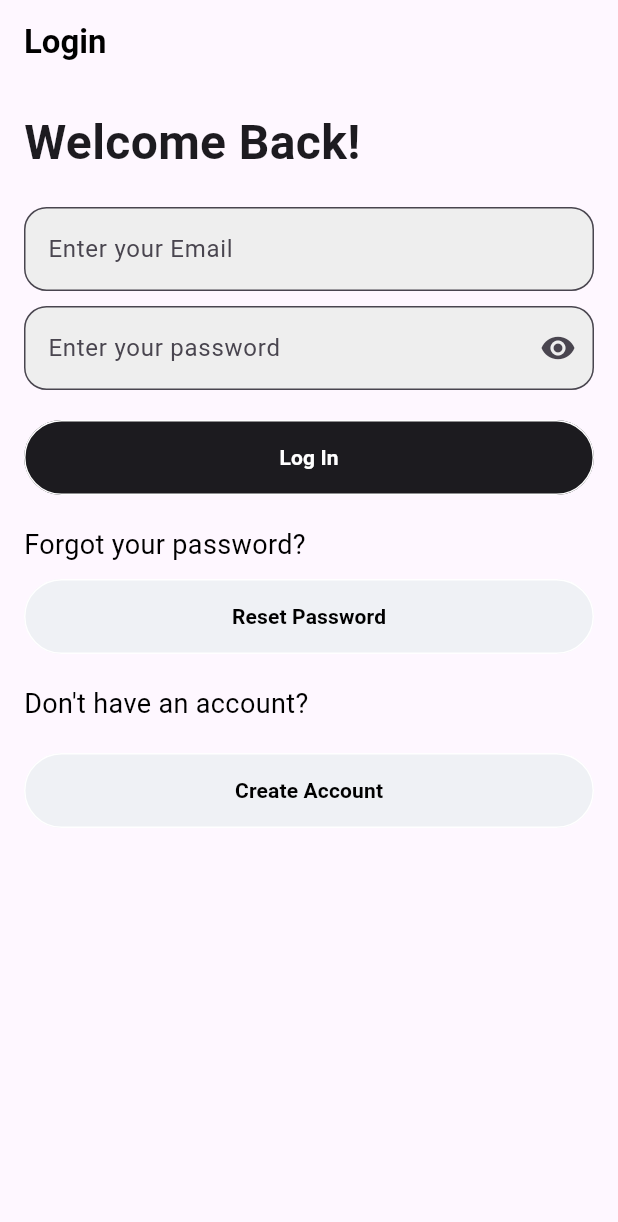
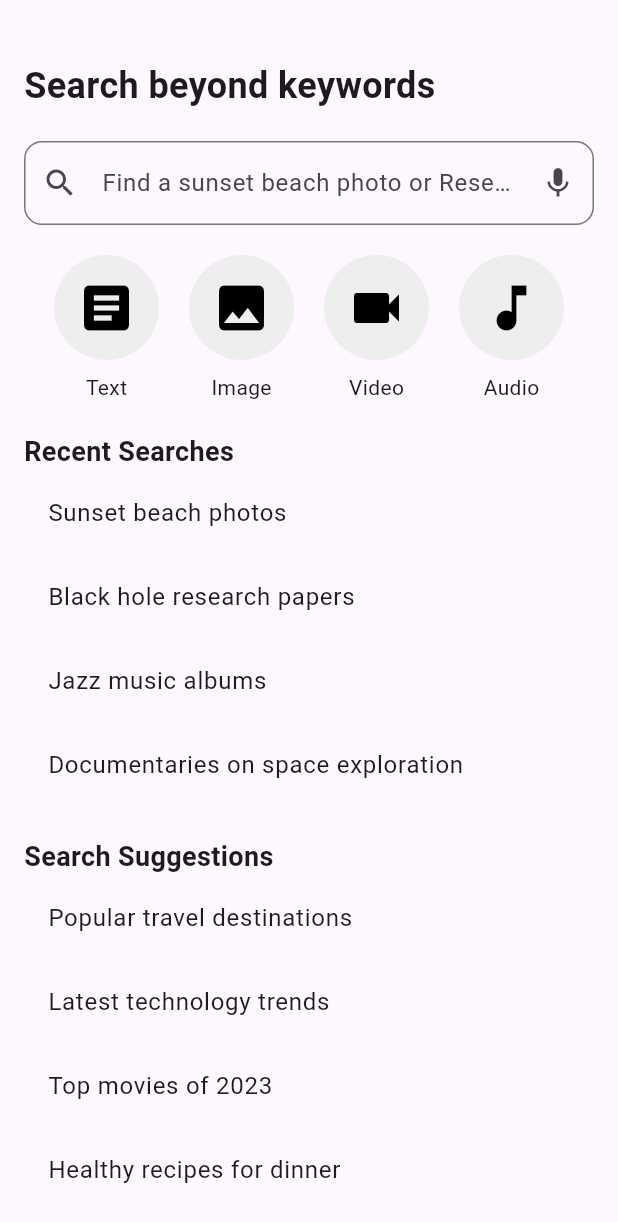
Before and after one commit to smse-org/SMSE-App, a Flutter app: the screen it shows after launch, on a phone screen of 412 x 824 dp. Shown: the top 1222 px of the screen. Run offline on Flutter 3.47's test engine with Material 3 defaults, Android fonts, the light colour scheme and no system bars.

Commit message:
finish home, login , signup ui (mobile,web)

```diff
--- /dev/null
+++ b/lib/constants.dart
@@ -0,0 +1,5 @@
+class Constant{
+  static const String profileImage = 'assets/image/profile.png';
+  static const int whiteColor= 0xFFEFF1F5;
+  static const int blackColor= 0xFF1C1B1F;
+}
--- a/lib/features/auth/login/presentation/widgets/mobile_widget.dart
+++ b/lib/features/auth/login/presentation/widgets/mobile_widget.dart
@@ -2,6 +2,7 @@ import 'package:flutter/material.dart';
 import 'package:smse/components/custom_button.dart';
 
 import '../../../../../components/textFeildCustom.dart';
+import '../../../../../constants.dart';
 class MobileLoginPage extends StatelessWidget {
   @override
   Widget build(BuildContext context) {
@@ -27,7 +28,7 @@ class MobileLoginPage extends StatelessWidget {
               SizedBox(height: 10),
               Textfeildcustom(obsecure: true, label: 'Enter your password'),
               SizedBox(height: 20),
-              CustomButton(color:0xFF1C1B1F , text: "Log In", colorText: Colors.white),
+              CustomButton(color:Constant.whiteColor , text: "Log In", colorText: Colors.white),
 
               SizedBox(height: 20),
               Text(
@@ -38,7 +39,7 @@ class MobileLoginPage extends StatelessWidget {
                 ),
               ),
               SizedBox(height: 10),
-              CustomButton(color:0xFFEFF1F5 , text: 'Reset Password',colorText: Colors.black,),
+              CustomButton(color:Constant.blackColor , text: 'Reset Password',colorText: Colors.black,),
 
               SizedBox(height: 20),
               Text(
@@ -49,7 +50,7 @@ class MobileLoginPage extends StatelessWidget {
                 ),
               ),
               SizedBox(height: 20,),
-              CustomButton(color:0xFFEFF1F5 , text: 'Create Account',colorText: Colors.black,),
+              CustomButton(color:Constant.blackColor , text: 'Create Account',colorText: Colors.black,),
 
             ],
           ),
--- a/lib/features/auth/login/presentation/widgets/web_widget.dart
+++ b/lib/features/auth/login/presentation/widgets/web_widget.dart
@@ -1,6 +1,7 @@
 import 'package:flutter/material.dart';
 
 import '../../../../../components/textFeildCustom.dart';
+import '../../../../../constants.dart';
 class WebLoginPage extends StatelessWidget {
   @override
   Widget build(BuildContext context) {
@@ -35,7 +36,7 @@ class WebLoginPage extends StatelessWidget {
                 ElevatedButton(
 
                   style: ElevatedButton.styleFrom(
-                    backgroundColor: const Color(0xFF1C1B1F),
+                    backgroundColor: const Color(Constant.whiteColor),
                     padding: EdgeInsets.all(20),
 
                   ),
--- /dev/null
+++ b/lib/features/home/presentation/screen/homapage.dart
@@ -0,0 +1,103 @@
+import 'package:flutter/material.dart';
+
+import '../widgets/mobile_home.dart';
+import '../widgets/web_home.dart';
+
+void main() {
+  runApp(MyApp());
+}
+
+class MyApp extends StatelessWidget {
+  @override
+  Widget build(BuildContext context) {
+    return MaterialApp(
+      title: 'Search UI',
+      theme: ThemeData(
+        primarySwatch: Colors.blue,
+      ),
+      home: HomePage(),
+    );
+  }
+}
+
+class HomePage extends StatelessWidget {
+  @override
+  Widget build(BuildContext context) {
+    return LayoutBuilder(
+      builder: (context, constraints) {
+        if (constraints.maxWidth < 600) {
+          // Display mobile UI if the screen width is less than 600
+          return MobileHomePage();
+        } else {
+          // Display web UI if the screen width is 600 or more
+          return WebHomePage();
+        }
+      },
+    );
+  }
+}
+
+
+
+
+
+class SectionHeader extends StatelessWidget {
+  final String title;
+
+  SectionHeader(this.title);
+
+  @override
+  Widget build(BuildContext context) {
+    return Text(
+      title,
+      style: const TextStyle(
+        fontSize: 18,
+        fontWeight: FontWeight.bold,
+      ),
+    );
+  }
+}
+
+class RecentSearches extends StatelessWidget {
+  @override
+  Widget build(BuildContext context) {
+    return const Column(
+      children: [
+        ListTile(
+          title: Text("Sunset beach photos"),
+        ),
+        ListTile(
+          title: Text("Black hole research papers"),
+        ),
+        ListTile(
+          title: Text("Jazz music albums"),
+        ),
+        ListTile(
+          title: Text("Documentaries on space exploration"),
+        ),
+      ],
+    );
+  }
+}
+
+class SearchSuggestions extends StatelessWidget {
+  @override
+  Widget build(BuildContext context) {
+    return const Column(
+      children: [
+        ListTile(
+          title: Text("Popular travel destinations"),
+        ),
+        ListTile(
+          title: Text("Latest technology trends"),
+        ),
+        ListTile(
+          title: Text("Top movies of 2023"),
+        ),
+        ListTile(
+          title: Text("Healthy recipes for dinner"),
+        ),
+      ],
+    );
+  }
+}
--- /dev/null
+++ b/lib/features/home/presentation/widgets/category_icon.dart
@@ -0,0 +1,54 @@
+import 'package:flutter/material.dart';
+
+class CategoryIcons extends StatelessWidget {
+  @override
+  Widget build(BuildContext context) {
+    return Row(
+      mainAxisAlignment: MainAxisAlignment.spaceEvenly,
+      children: [
+        IconCategory(icon: Icons.article, label: "Text"),
+        IconCategory(icon: Icons.image, label: "Image"),
+        IconCategory(icon: Icons.videocam, label: "Video"),
+        IconCategory(icon: Icons.music_note, label: "Audio"),
+      ],
+    );
+  }
+}
+
+class IconCategory extends StatefulWidget {
+  final IconData icon;
+  final String label;
+
+  IconCategory({required this.icon, required this.label});
+
+  @override
+  _IconCategoryState createState() => _IconCategoryState();
+}
+
+class _IconCategoryState extends State<IconCategory> {
+  bool _isSelected = false;
+
+  void _toggleSelection() {
+    setState(() {
+      _isSelected = !_isSelected;
+    });
+  }
+
+  @override
+  Widget build(BuildContext context) {
+    return Column(
+      children: [
+        CircleAvatar(
+          backgroundColor: _isSelected ? Colors.blue : Colors.grey[200], // Change color when selected
+          radius: 35,
+          child: IconButton(
+            icon: Icon(widget.icon, size: 40, color: _isSelected ? Colors.white : Colors.black),
+            onPressed: _toggleSelection,
+          ),
+        ),
+        const SizedBox(height: 8),
+        Text(widget.label),
+      ],
+    );
+  }
+}
--- /dev/null
+++ b/lib/features/home/presentation/widgets/mobile_home.dart
@@ -0,0 +1,40 @@
+import 'package:flutter/material.dart';
+import 'package:smse/features/home/presentation/widgets/searchbar.dart';
+
+import '../screen/homapage.dart';
+import 'category_icon.dart';
+
+class MobileHomePage extends StatelessWidget {
+  @override
+  Widget build(BuildContext context) {
+    return Scaffold(
+      body: SingleChildScrollView(
+        padding: const EdgeInsets.symmetric(horizontal: 16.0),
+        child: Column(
+          crossAxisAlignment: CrossAxisAlignment.start,
+          children: [
+            const SizedBox(height: 40),  // Padding for mobile layout
+            const Text(
+              "Search beyond keywords",
+              style: TextStyle(
+                fontSize: 24,
+                fontWeight: FontWeight.bold,
+              ),
+            ),
+            const SizedBox(height: 20),
+            SearchBarCustom(),
+            const SizedBox(height: 20),
+            CategoryIcons(),
+            const SizedBox(height: 20),
+            SectionHeader("Recent Searches"),
+            RecentSearches(),
+            const SizedBox(height: 20),
+            SectionHeader("Search Suggestions"),
+            SearchSuggestions(),
+            const SizedBox(height: 40),  // Padding at the bottom for mobile
+          ],
+        ),
+      ),
+    );
+  }
+}
--- /dev/null
+++ b/lib/features/home/presentation/widgets/searchbar.dart
@@ -0,0 +1,18 @@
+import 'package:flutter/material.dart';
+
+class SearchBarCustom extends StatelessWidget {
+  @override
+  Widget build(BuildContext context) {
+    return TextField(
+      decoration: InputDecoration(
+        hintText: "Find a sunset beach photo or Research on black holes",
+        prefixIcon: const Icon(Icons.search),
+        suffixIcon: IconButton(onPressed: () {  },
+            icon: const Icon(Icons.mic)),
+        border: OutlineInputBorder(
+          borderRadius: BorderRadius.circular(12),
+        ),
+      ),
+    );
+  }
+}
--- a/lib/main.dart
+++ b/lib/main.dart
@@ -1,5 +1,8 @@
 import 'package:flutter/material.dart';
 import 'package:smse/features/auth/login/presentation/screen/login.dart';
+import 'package:smse/features/home/presentation/screen/homapage.dart';
+
+import 'features/auth/signup/presentation/screen/signup_page.dart';
 
 void main() {
   runApp(const MyApp());
@@ -12,7 +15,7 @@ class MyApp extends StatelessWidget {
   @override
   Widget build(BuildContext context) {
     return MaterialApp(
-      home: ResponsiveLoginPage(),
+      home: HomePage(),
     );
   }
 }
--- a/pubspec.yaml
+++ b/pubspec.yaml
@@ -58,7 +58,8 @@ flutter:
   uses-material-design: true
 
   # To add assets to your application, add an assets section, like this:
-  # assets:
+  assets:
+    - assets/image/
   #   - images/a_dot_burr.jpeg
   #   - images/a_dot_ham.jpeg
 
```
Also changed, not shown: lib/features/auth/signup/presentation/screen/signup_page.dart (added, +21 -0 lines), lib/features/auth/signup/presentation/widgets/mobile_signup.dart (added, +66 -0 lines), lib/features/auth/signup/presentation/widgets/web_signup.dart (added, +60 -0 lines), lib/features/home/presentation/widgets/web_home.dart (added, +45 -0 lines), assets/image/profile.png (added).
